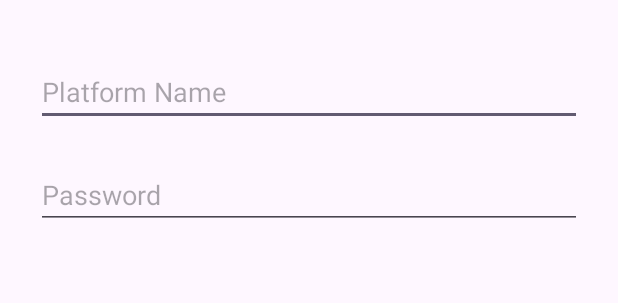
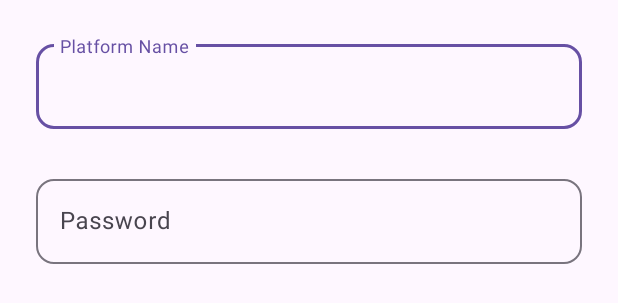
Before and after one commit to sushant-k-tiwari/Password-Manager, an Android app: the layout dialog_add_password.xml on its own in the app's theme, with its tools: preview values and no code run, on a phone screen of 412 x 824 dp. Shown: the top 303 px of the screen. Run offline under Robolectric (Android 15) with nearby library versions, the phone set to English and light mode, and no system bars.

Commit message:
Minor updates

```diff
--- a/app/src/main/res/layout/activity_main.xml
+++ b/app/src/main/res/layout/activity_main.xml
@@ -25,12 +25,14 @@
 
     <ScrollView
         android:layout_width="match_parent"
-        android:layout_height="0dp"
+        android:layout_height="800dp"
         android:layout_marginTop="20dp"
         app:layout_constraintEnd_toEndOf="parent"
         app:layout_constraintHorizontal_bias="0.0"
         app:layout_constraintStart_toStartOf="parent"
-        app:layout_constraintTop_toBottomOf="@+id/textView2">
+        app:layout_constraintTop_toBottomOf="@+id/textView2"
+        android:scrollbars="none"
+        >
 
         <LinearLayout
             android:id="@+id/passwordContainer"
--- a/app/src/main/res/layout/dialog_add_password.xml
+++ b/app/src/main/res/layout/dialog_add_password.xml
@@ -4,31 +4,50 @@
     xmlns:tools="http://schemas.android.com/tools"
     android:layout_width="match_parent"
     android:layout_height="200dp"
-    android:orientation="vertical"
-    android:padding="24dp">
+    android:padding="24dp"
+    >
 
-    <EditText
-        android:id="@+id/editTextPlatform"
+    <com.google.android.material.textfield.TextInputLayout
         android:layout_width="match_parent"
         android:layout_height="wrap_content"
-        android:hint="Platform Name"
-        app:layout_constraintBottom_toBottomOf="parent"
+        app:layout_constraintTop_toTopOf="parent"
+        app:layout_constraintStart_toStartOf="parent"
         app:layout_constraintEnd_toEndOf="parent"
-        app:layout_constraintHorizontal_bias="0.0"
-        app:layout_constraintStart_toStartOf="parent"
-        app:layout_constraintTop_toTopOf="parent"
-        app:layout_constraintVertical_bias="0.14" />
+        app:layout_constraintBottom_toTopOf="@+id/textInputPassword"
+        app:layout_constraintVertical_bias="0.0"
+        app:boxCornerRadiusBottomEnd="12dp"
+        app:boxCornerRadiusBottomStart="12dp"
+        app:boxCornerRadiusTopEnd="12dp"
+        app:boxCornerRadiusTopStart="12dp">
 
-    <EditText
-        android:id="@+id/editTextPassword"
+        <com.google.android.material.textfield.TextInputEditText
+            android:id="@+id/editTextPlatform"
+            android:layout_width="match_parent"
+            android:layout_height="wrap_content"
+            android:hint="Platform Name"
+            android:inputType="text" />
+    </com.google.android.material.textfield.TextInputLayout>
+
+    <com.google.android.material.textfield.TextInputLayout
+        android:id="@+id/textInputPassword"
         android:layout_width="match_parent"
         android:layout_height="wrap_content"
-        android:hint="Password"
-        android:inputType="text"
+        android:layout_marginTop="16dp"
+        app:layout_constraintStart_toStartOf="parent"
+        app:layout_constraintEnd_toEndOf="parent"
         app:layout_constraintBottom_toBottomOf="parent"
-        app:layout_constraintEnd_toEndOf="parent"
-        app:layout_constraintHorizontal_bias="0.5"
-        app:layout_constraintStart_toStartOf="parent"
-        app:layout_constraintTop_toBottomOf="@+id/editTextPlatform" />
+        app:layout_constraintVertical_bias="1.0"
+        app:boxCornerRadiusBottomEnd="12dp"
+        app:boxCornerRadiusBottomStart="12dp"
+        app:boxCornerRadiusTopEnd="12dp"
+        app:boxCornerRadiusTopStart="12dp">
+
+        <com.google.android.material.textfield.TextInputEditText
+            android:id="@+id/editTextPassword"
+            android:layout_width="match_parent"
+            android:layout_height="wrap_content"
+            android:hint="Password"
+            android:inputType="textPassword" />
+    </com.google.android.material.textfield.TextInputLayout>
 
 </androidx.constraintlayout.widget.ConstraintLayout>
```
